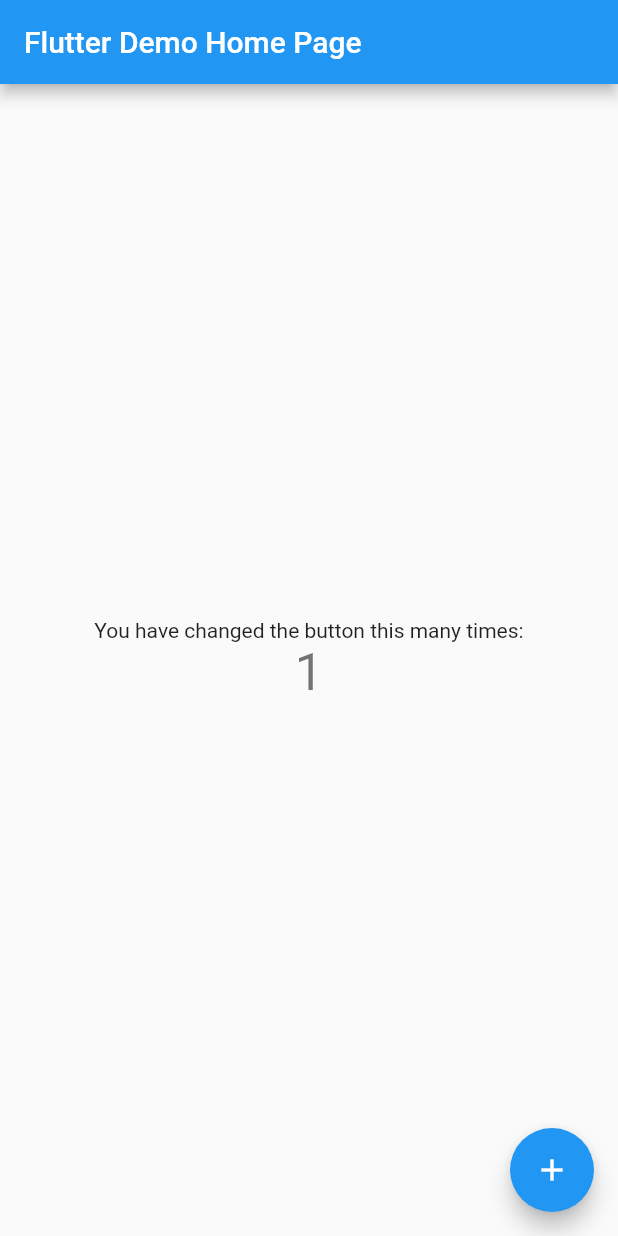
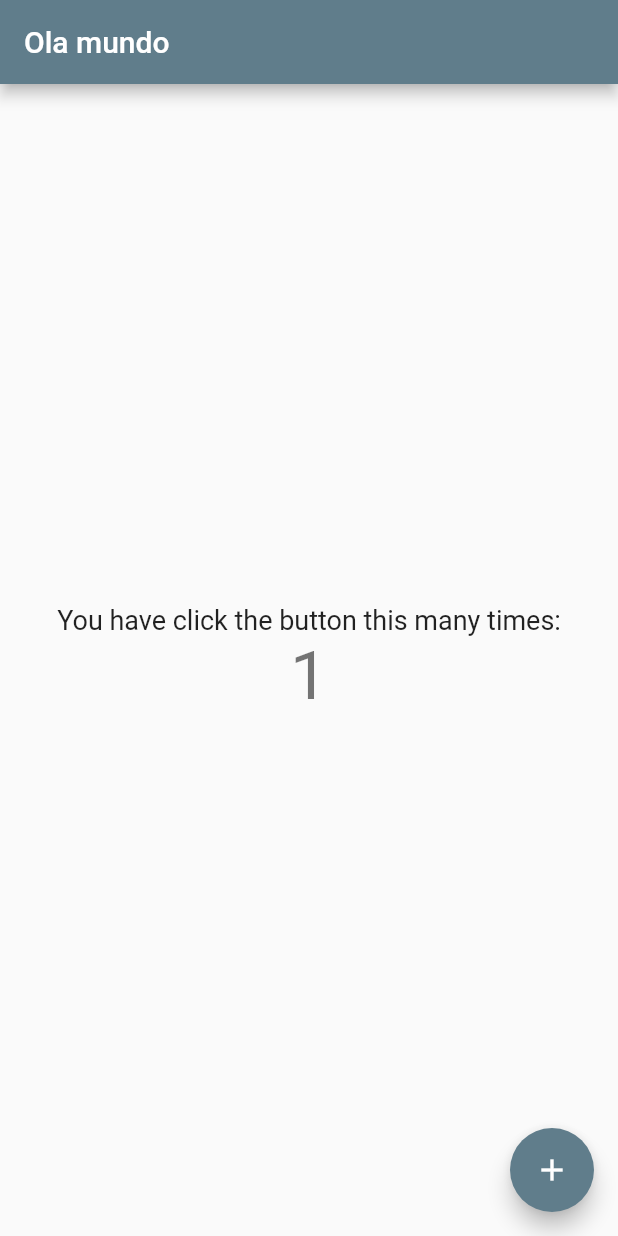
Before and after one commit to crazynds/AgendAiUFSM, a Flutter app: the screen it shows after launch, after a tap on the "add" icon, on a phone screen of 412 x 824 dp. Run offline on Flutter 3.47's test engine with Material 2 defaults, Android fonts, the phone set to English and light mode, and no system bars.

Commit message:
refactor: ajustes na estrutura de arquivos do flutter

```diff
--- /dev/null
+++ b/lib/MyApp.dart
@@ -0,0 +1,17 @@
+import 'package:agendai_ufsm/pages/MyHomePage.dart';
+import 'package:flutter/material.dart';
+
+class MyApp extends StatelessWidget {
+  const MyApp({super.key});
+
+  @override
+  Widget build(BuildContext context) {
+    return MaterialApp(
+      title: 'Titulo ola mundo',
+      theme: ThemeData(
+        primarySwatch: Colors.blueGrey,
+      ),
+      home: const MyHomePage(title: 'Ola mundo'),
+    );
+  }
+}
--- a/lib/main.dart
+++ b/lib/main.dart
@@ -1,115 +1,15 @@
+import 'package:agendai_ufsm/MyApp.dart';
 import 'package:flutter/material.dart';
 
 void main() {
-  runApp(const MyApp());
+  runApp(const MainApp());
 }
 
-class MyApp extends StatelessWidget {
-  const MyApp({super.key});
-
-  // This widget is the root of your application.
-  @override
-  Widget build(BuildContext context) {
-    return MaterialApp(
-      title: 'Flutter Demo',
-      theme: ThemeData(
-        // This is the theme of your application.
-        //
-        // Try running your application with "flutter run". You'll see the
-        // application has a blue toolbar. Then, without quitting the app, try
-        // changing the primarySwatch below to Colors.green and then invoke
-        // "hot reload" (press "r" in the console where you ran "flutter run",
-        // or simply save your changes to "hot reload" in a Flutter IDE).
-        // Notice that the counter didn't reset back to zero; the application
-        // is not restarted.
-        primarySwatch: Colors.blue,
-      ),
-      home: const MyHomePage(title: 'Flutter Demo Home Page'),
-    );
-  }
-}
-
-class MyHomePage extends StatefulWidget {
-  const MyHomePage({super.key, required this.title});
-
-  // This widget is the home page of your application. It is stateful, meaning
-  // that it has a State object (defined below) that contains fields that affect
-  // how it looks.
-
-  // This class is the configuration for the state. It holds the values (in this
-  // case the title) provided by the parent (in this case the App widget) and
-  // used by the build method of the State. Fields in a Widget subclass are
-  // always marked "final".
-
-  final String title;
-
-  @override
-  State<MyHomePage> createState() => _MyHomePageState();
-}
-
-class _MyHomePageState extends State<MyHomePage> {
-  int _counter = 0;
-
-  void _incrementCounter() {
-    setState(() {
-      // This call to setState tells the Flutter framework that something has
-      // changed in this State, which causes it to rerun the build method below
-      // so that the display can reflect the updated values. If we changed
-      // _counter without calling setState(), then the build method would not be
-      // called again, and so nothing would appear to happen.
-      _counter++;
-    });
-  }
+class MainApp extends StatelessWidget {
+  const MainApp({super.key});
 
   @override
   Widget build(BuildContext context) {
-    // This method is rerun every time setState is called, for instance as done
-    // by the _incrementCounter method above.
-    //
-    // The Flutter framework has been optimized to make rerunning build methods
-    // fast, so that you can just rebuild anything that needs updating rather
-    // than having to individually change instances of widgets.
-    return Scaffold(
-      appBar: AppBar(
-        // Here we take the value from the MyHomePage object that was created by
-        // the App.build method, and use it to set our appbar title.
-        title: Text(widget.title),
-      ),
-      body: Center(
-        // Center is a layout widget. It takes a single child and positions it
-        // in the middle of the parent.
-        child: Column(
-          // Column is also a layout widget. It takes a list of children and
-          // arranges them vertically. By default, it sizes itself to fit its
-          // children horizontally, and tries to be as tall as its parent.
-          //
-          // Invoke "debug painting" (press "p" in the console, choose the
-          // "Toggle Debug Paint" action from the Flutter Inspector in Android
-          // Studio, or the "Toggle Debug Paint" command in Visual Studio Code)
-          // to see the wireframe for each widget.
-          //
-          // Column has various properties to control how it sizes itself and
-          // how it positions its children. Here we use mainAxisAlignment to
-          // center the children vertically; the main axis here is the vertical
-          // axis because Columns are vertical (the cross axis would be
-          // horizontal).
-          mainAxisAlignment: MainAxisAlignment.center,
-          children: <Widget>[
-            const Text(
-              'You have changed the button this many times:',
-            ),
-            Text(
-              '$_counter',
-              style: Theme.of(context).textTheme.headline4,
-            ),
-          ],
-        ),
-      ),
-      floatingActionButton: FloatingActionButton(
-        onPressed: _incrementCounter,
-        tooltip: 'Increment',
-        child: const Icon(Icons.add),
-      ), // This trailing comma makes auto-formatting nicer for build methods.
-    );
+    return const MyApp();
   }
 }
--- /dev/null
+++ b/lib/pages/MyHomePage.dart
@@ -0,0 +1,56 @@
+import 'package:flutter/material.dart';
+
+class MyHomePage extends StatefulWidget {
+  const MyHomePage({super.key, required this.title});
+
+  final String title;
+
+  @override
+  State<MyHomePage> createState() => _MyHomePageState();
+}
+
+class _MyHomePageState extends State<MyHomePage> {
+  int _counter = 0;
+
+  void _incrementCounter() {
+    setState(() {
+      _counter++;
+    });
+  }
+
+  @override
+  Widget build(BuildContext context) {
+    return Scaffold(
+      appBar: AppBar(
+        title: Text(widget.title),
+      ),
+      body: Center(
+        child: Column(
+          mainAxisAlignment: MainAxisAlignment.center,
+          children: [
+            const Text(
+              'You have click the button this many times:',
+              style: TextStyle(fontSize: 18),
+            ),
+            GestureDetector(
+              child: Text(
+                '$_counter',
+                style: Theme.of(context).textTheme.headline3,
+              ),
+              onDoubleTap: () {
+                setState(() {
+                  _counter++;
+                });
+              },
+            )
+          ],
+        ),
+      ),
+      floatingActionButton: FloatingActionButton(
+        onPressed: _incrementCounter,
+        tooltip: 'Increment',
+        child: const Icon(Icons.add),
+      ),
+    );
+  }
+}
```
Also changed, not shown: 1 other file.
